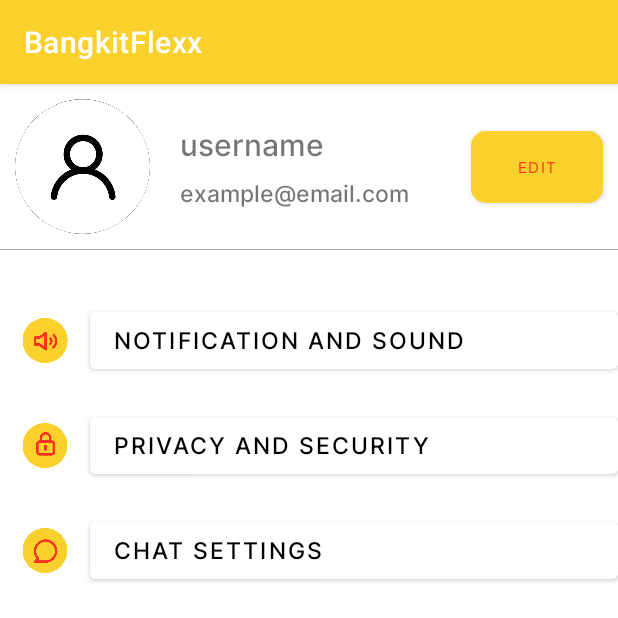
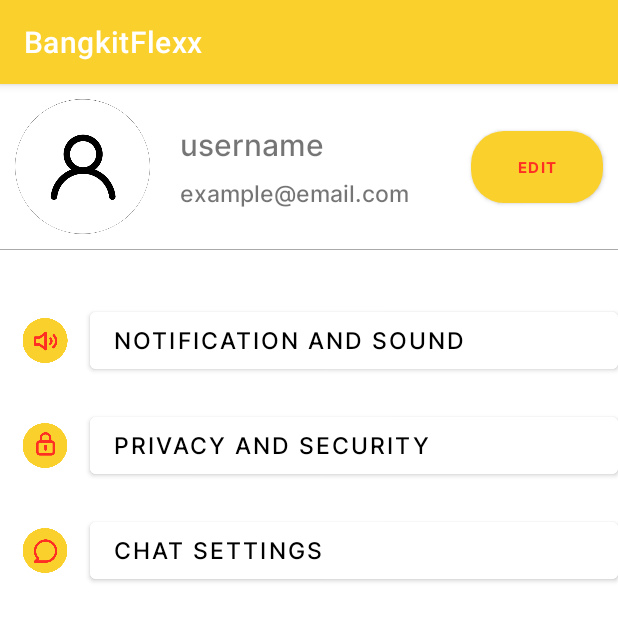
Before and after one commit to IbramBachri/BangkitFlexx, an Android app: the SettingsActivity screen opened directly, with no data from a screen before it, on a phone screen of 412 x 824 dp, the top half of it. Run offline under Robolectric (Android 15) with nearby library versions, the phone set to English and light mode, and no system bars; our stand-ins replace CircleImageView, Firebase (no records; nobody signed in at launch, a user with empty details on screens opened directly); libraries missing offline, so code that uses them is left out: com.xwray.groupie; 1 statement that could not run was skipped.

Commit message:
send image and trying to fix profile

```diff
--- a/app/src/main/res/layout/activity_settings.xml
+++ b/app/src/main/res/layout/activity_settings.xml
@@ -49,12 +49,12 @@
 
     <Button
         android:id="@+id/btn_edt_profile"
-        style="@style/regular_10"
+        style="@style/bold_10"
         android:textColor="?attr/colorSecondary"
         android:layout_width="wrap_content"
         android:layout_height="wrap_content"
         android:layout_marginEnd="10dp"
-        android:background="@drawable/rect_oval_white"
+        android:background="@drawable/rounded_corner"
         android:backgroundTint="?attr/colorPrimary"
         android:gravity="center"
         android:text="Edit"
```
